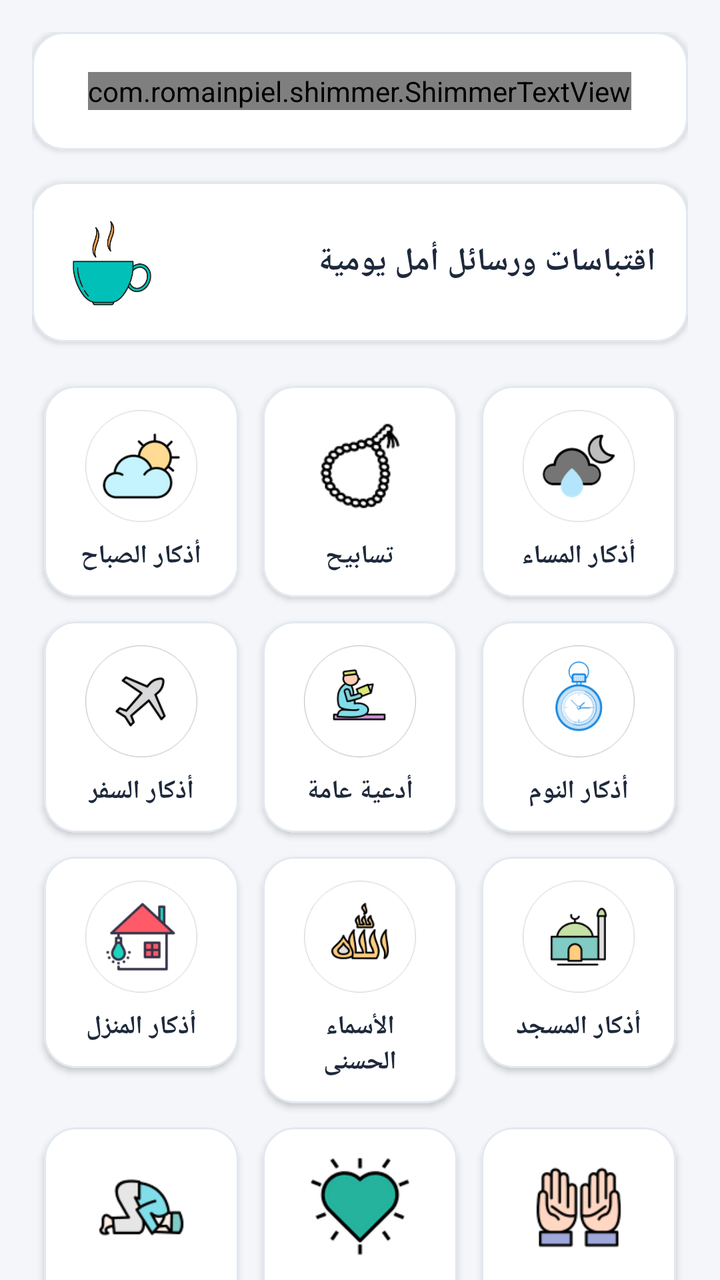
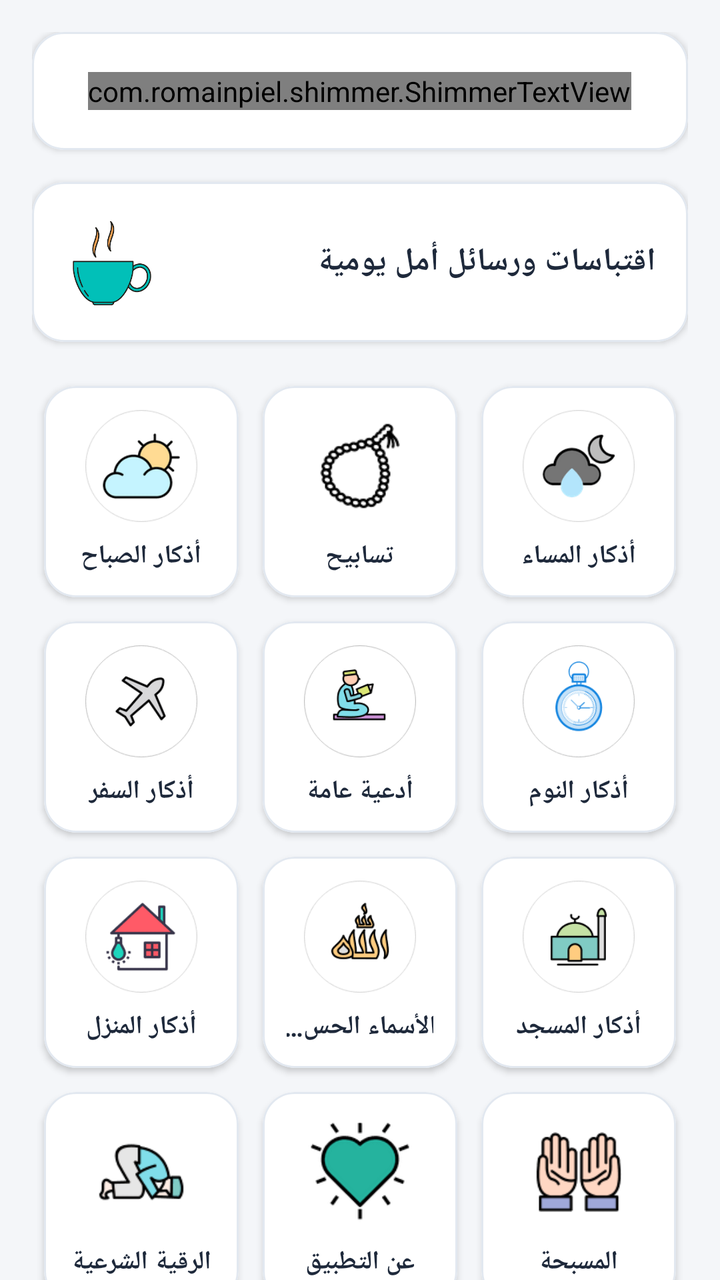

Screens rendered from an Android XML layout before and after an edit, with the pre-edit source and the edit as a unified diff.
<!-- AndroidManifest.xml: application theme AppTheme -->
<!-- res/layout/content_main.xml -->
<?xml version="1.0" encoding="utf-8"?>
<androidx.core.widget.NestedScrollView xmlns:android="http://schemas.android.com/apk/res/android"
    xmlns:app="http://schemas.android.com/apk/res-auto"
    xmlns:tools="http://schemas.android.com/tools"
    android:id="@+id/scrollView"
    android:layout_width="match_parent"
    android:layout_height="match_parent"
    android:background="@color/app_background"
    android:clipToPadding="false"
    android:padding="16dp"
    app:layout_behavior="@string/appbar_scrolling_view_behavior">

    <LinearLayout
        android:layout_width="match_parent"
        android:layout_height="wrap_content"
        android:orientation="vertical">

        
        <com.google.android.material.card.MaterialCardView
            android:layout_width="match_parent"
            android:layout_height="wrap_content"
            android:layout_marginBottom="16dp"
            app:cardBackgroundColor="@color/card_surface"
            app:cardCornerRadius="16dp"
            app:cardElevation="2dp"
            app:strokeColor="@color/card_stroke"
            app:strokeWidth="1dp">

            <LinearLayout
                android:layout_width="match_parent"
                android:layout_height="wrap_content"
                android:gravity="center"
                android:orientation="vertical"
                android:padding="20dp">

                <com.romainpiel.shimmer.ShimmerTextView
                    android:id="@+id/tface"
                    android:layout_width="wrap_content"
                    android:layout_height="wrap_content"
                    android:gravity="center"
                    android:text=" ﴿ و اذكُر ربّكَ إذا نَسيت ﴾ "
                    android:textColor="@color/colorPrimary"
                    android:textSize="22sp"
                    android:textStyle="bold" />

            </LinearLayout>

        </com.google.android.material.card.MaterialCardView>

        
        <com.google.android.material.card.MaterialCardView
            android:layout_width="match_parent"
            android:layout_height="wrap_content"
            android:layout_marginBottom="16dp"
            app:cardBackgroundColor="@color/card_surface"
            app:cardCornerRadius="16dp"
            app:cardElevation="2dp"
            app:strokeColor="@color/card_stroke"
            app:strokeWidth="1dp">

            <LinearLayout
                android:layout_width="match_parent"
                android:layout_height="wrap_content"
                android:gravity="center"
                android:orientation="horizontal"
                android:padding="16dp">

                <ImageView
                    android:id="@+id/qoutes2"
                    android:layout_width="48dp"
                    android:layout_height="48dp"
                    android:src="@drawable/qoutes" />

                <androidx.appcompat.widget.AppCompatTextView
                    android:id="@+id/qoutes"
                    android:layout_width="0dp"
                    android:layout_height="wrap_content"
                    android:layout_marginStart="16dp"
                    android:layout_weight="1"
                    android:fontFamily="@font/ffon1"
                    android:text="اقتباسات ورسائل أمل يومية"
                    android:textColor="@color/text_primary"
                    android:textSize="16sp"
                    android:textStyle="bold" />

            </LinearLayout>

        </com.google.android.material.card.MaterialCardView>

        
        <GridLayout
            android:layout_width="match_parent"
            android:layout_height="wrap_content"
            android:alignmentMode="alignMargins"
            android:columnCount="3"
            android:rowCount="4"
            android:useDefaultMargins="false">

            
            <com.google.android.material.card.MaterialCardView
                android:layout_width="0dp"
                android:layout_height="wrap_content"
                android:layout_columnWeight="1"
                android:layout_margin="6dp"
                app:cardBackgroundColor="@color/card_surface"
                app:cardCornerRadius="16dp"
                app:cardElevation="2dp"
                app:strokeColor="@color/card_stroke"
                app:strokeWidth="1dp">

                <LinearLayout
                    android:layout_width="match_parent"
                    android:layout_height="wrap_content"
                    android:gravity="center"
                    android:orientation="vertical"
                    android:padding="12dp">

                    <ImageView
                        android:id="@+id/imga"
                        android:layout_width="56dp"
                        android:layout_height="56dp"
                        android:src="@drawable/icon_a" />

                    <TextView
                        android:id="@+id/texta"
                        android:layout_width="wrap_content"
                        android:layout_height="wrap_content"
                        android:layout_marginTop="8dp"
                        android:gravity="center"
                        android:text="أذكار الصباح"
                        android:textColor="@color/text_primary"
                        android:textSize="13sp"
                        android:textStyle="bold" />
                </LinearLayout>
            </com.google.android.material.card.MaterialCardView>

            
            <com.google.android.material.card.MaterialCardView
                android:layout_width="0dp"
                android:layout_height="wrap_content"
                android:layout_columnWeight="1"
                android:layout_margin="6dp"
                app:cardBackgroundColor="@color/card_surface"
                app:cardCornerRadius="16dp"
                app:cardElevation="2dp"
                app:strokeColor="@color/card_stroke"
                app:strokeWidth="1dp">

                <LinearLayout
                    android:layout_width="match_parent"
                    android:layout_height="wrap_content"
                    android:gravity="center"
                    android:orientation="vertical"
                    android:padding="12dp">

                    <ImageView
                        android:id="@+id/imgc"
                        android:layout_width="56dp"
                        android:layout_height="56dp"
                        android:src="@drawable/icon_c" />

                    <TextView
                        android:id="@+id/textc"
                        android:layout_width="wrap_content"
                        android:layout_height="wrap_content"
                        android:layout_marginTop="8dp"
                        android:gravity="center"
                        android:text="تسابيح"
                        android:textColor="@color/text_primary"
                        android:textSize="13sp"
                        android:textStyle="bold" />
                </LinearLayout>
            </com.google.android.material.card.MaterialCardView>

            
            <com.google.android.material.card.MaterialCardView
                android:layout_width="0dp"
                android:layout_height="wrap_content"
                android:layout_columnWeight="1"
                android:layout_margin="6dp"
                app:cardBackgroundColor="@color/card_surface"
                app:cardCornerRadius="16dp"
                app:cardElevation="2dp"
                app:strokeColor="@color/card_stroke"
                app:strokeWidth="1dp">

                <LinearLayout
                    android:layout_width="match_parent"
                    android:layout_height="wrap_content"
                    android:gravity="center"
                    android:orientation="vertical"
                    android:padding="12dp">

                    <ImageView
                        android:id="@+id/imgb"
                        android:layout_width="56dp"
                        android:layout_height="56dp"
                        android:src="@drawable/icon_b" />

                    <TextView
                        android:id="@+id/textb"
                        android:layout_width="wrap_content"
                        android:layout_height="wrap_content"
                        android:layout_marginTop="8dp"
                        android:gravity="center"
                        android:text="أذكار المساء"
                        android:textColor="@color/text_primary"
                        android:textSize="13sp"
                        android:textStyle="bold" />
                </LinearLayout>
            </com.google.android.material.card.MaterialCardView>

            
            <com.google.android.material.card.MaterialCardView
                android:layout_width="0dp"
                android:layout_height="wrap_content"
                android:layout_columnWeight="1"
                android:layout_margin="6dp"
                app:cardBackgroundColor="@color/card_surface"
                app:cardCornerRadius="16dp"
                app:cardElevation="2dp"
                app:strokeColor="@color/card_stroke"
                app:strokeWidth="1dp">

                <LinearLayout
                    android:layout_width="match_parent"
                    android:layout_height="wrap_content"
                    android:gravity="center"
                    android:orientation="vertical"
                    android:padding="12dp">

                    <ImageView
                        android:id="@+id/imgd"
                        android:layout_width="56dp"
                        android:layout_height="56dp"
                        android:src="@drawable/icon_d" />

                    <TextView
                        android:id="@+id/textd"
                        android:layout_width="wrap_content"
                        android:layout_height="wrap_content"
                        android:layout_marginTop="8dp"
                        android:gravity="center"
                        android:text="أذكار السفر"
                        android:textColor="@color/text_primary"
                        android:textSize="13sp"
                        android:textStyle="bold" />
                </LinearLayout>
            </com.google.android.material.card.MaterialCardView>

            
            <com.google.android.material.card.MaterialCardView
                android:layout_width="0dp"
                android:layout_height="wrap_content"
                android:layout_columnWeight="1"
                android:layout_margin="6dp"
                app:cardBackgroundColor="@color/card_surface"
                app:cardCornerRadius="16dp"
                app:cardElevation="2dp"
                app:strokeColor="@color/card_stroke"
                app:strokeWidth="1dp">

                <LinearLayout
                    android:layout_width="match_parent"
                    android:layout_height="wrap_content"
                    android:gravity="center"
                    android:orientation="vertical"
                    android:padding="12dp">

                    <ImageView
                        android:id="@+id/imgh"
                        android:layout_width="56dp"
                        android:layout_height="56dp"
                        android:src="@drawable/icon_h" />

                    <TextView
                        android:id="@+id/texth"
                        android:layout_width="wrap_content"
                        android:layout_height="wrap_content"
                        android:layout_marginTop="8dp"
                        android:gravity="center"
                        android:text="أدعية عامة"
                        android:textColor="@color/text_primary"
                        android:textSize="13sp"
                        android:textStyle="bold" />
                </LinearLayout>
            </com.google.android.material.card.MaterialCardView>

            
            <com.google.android.material.card.MaterialCardView
                android:layout_width="0dp"
                android:layout_height="wrap_content"
                android:layout_columnWeight="1"
                android:layout_margin="6dp"
                app:cardBackgroundColor="@color/card_surface"
                app:cardCornerRadius="16dp"
                app:cardElevation="2dp"
                app:strokeColor="@color/card_stroke"
                app:strokeWidth="1dp">

                <LinearLayout
                    android:layout_width="match_parent"
                    android:layout_height="wrap_content"
                    android:gravity="center"
                    android:orientation="vertical"
                    android:padding="12dp">

                    <ImageView
                        android:id="@+id/imgf"
                        android:layout_width="56dp"
                        android:layout_height="56dp"
                        android:src="@drawable/icon_f" />

                    <TextView
                        android:id="@+id/textf"
                        android:layout_width="wrap_content"
                        android:layout_height="wrap_content"
                        android:layout_marginTop="8dp"
                        android:gravity="center"
                        android:text="أذكار النوم"
                        android:textColor="@color/text_primary"
                        android:textSize="13sp"
                        android:textStyle="bold" />
                </LinearLayout>
            </com.google.android.material.card.MaterialCardView>

            
            <com.google.android.material.card.MaterialCardView
                android:layout_width="0dp"
                android:layout_height="wrap_content"
                android:layout_columnWeight="1"
                android:layout_margin="6dp"
                app:cardBackgroundColor="@color/card_surface"
                app:cardCornerRadius="16dp"
                app:cardElevation="2dp"
                app:strokeColor="@color/card_stroke"
                app:strokeWidth="1dp">

                <LinearLayout
                    android:layout_width="match_parent"
                    android:layout_height="wrap_content"
                    android:gravity="center"
                    android:orientation="vertical"
                    android:padding="12dp">

                    <ImageView
                        android:id="@+id/imgg"
                        android:layout_width="56dp"
                        android:layout_height="56dp"
                        android:src="@drawable/icon_g" />

                    <TextView
                        android:id="@+id/textg"
                        android:layout_width="wrap_content"
                        android:layout_height="wrap_content"
                        android:layout_marginTop="8dp"
                        android:gravity="center"
                        android:text="أذكار المنزل"
                        android:textColor="@color/text_primary"
                        android:textSize="13sp"
                        android:textStyle="bold" />
                </LinearLayout>
            </com.google.android.material.card.MaterialCardView>

            
            <com.google.android.material.card.MaterialCardView
                android:layout_width="0dp"
                android:layout_height="wrap_content"
                android:layout_columnWeight="1"
                android:layout_margin="6dp"
                app:cardBackgroundColor="@color/card_surface"
                app:cardCornerRadius="16dp"
                app:cardElevation="2dp"
                app:strokeColor="@color/card_stroke"
                app:strokeWidth="1dp">

                <LinearLayout
                    android:layout_width="match_parent"
                    android:layout_height="wrap_content"
                    android:gravity="center"
                    android:orientation="vertical"
                    android:padding="12dp">

                    <ImageView
                        android:id="@+id/imgi"
                        android:layout_width="56dp"
                        android:layout_height="56dp"
                        android:src="@drawable/icon_i" />

                    <TextView
                        android:id="@+id/texti"
                        android:layout_width="wrap_content"
                        android:layout_height="wrap_content"
                        android:layout_marginTop="8dp"
                        android:gravity="center"
                        android:text="الأسماء الحسنى"
                        android:textColor="@color/text_primary"
                        android:textSize="13sp"
                        android:textStyle="bold" />
                </LinearLayout>
            </com.google.android.material.card.MaterialCardView>

            
            <com.google.android.material.card.MaterialCardView
                android:layout_width="0dp"
                android:layout_height="wrap_content"
                android:layout_columnWeight="1"
                android:layout_margin="6dp"
                app:cardBackgroundColor="@color/card_surface"
                app:cardCornerRadius="16dp"
                app:cardElevation="2dp"
                app:strokeColor="@color/card_stroke"
                app:strokeWidth="1dp">

                <LinearLayout
                    android:layout_width="match_parent"
                    android:layout_height="wrap_content"
                    android:gravity="center"
                    android:orientation="vertical"
                    android:padding="12dp">

                    <ImageView
                        android:id="@+id/imge"
                        android:layout_width="56dp"
                        android:layout_height="56dp"
                        android:src="@drawable/icon_e" />

                    <TextView
                        android:id="@+id/texte"
                        android:layout_width="wrap_content"
                        android:layout_height="wrap_content"
                        android:layout_marginTop="8dp"
                        android:gravity="center"
                        android:text="أذكار المسجد"
                        android:textColor="@color/text_primary"
                        android:textSize="13sp"
                        android:textStyle="bold" />
                </LinearLayout>
            </com.google.android.material.card.MaterialCardView>

            
            <com.google.android.material.card.MaterialCardView
                android:layout_width="0dp"
                android:layout_height="wrap_content"
                android:layout_columnWeight="1"
                android:layout_margin="6dp"
                app:cardBackgroundColor="@color/card_surface"
                app:cardCornerRadius="16dp"
                app:cardElevation="2dp"
                app:strokeColor="@color/card_stroke"
                app:strokeWidth="1dp">

                <LinearLayout
                    android:layout_width="match_parent"
                    android:layout_height="wrap_content"
                    android:gravity="center"
                    android:orientation="vertical"
                    android:padding="12dp">

                    <ImageView
                        android:id="@+id/roqia"
                        android:layout_width="56dp"
                        android:layout_height="56dp"
                        android:src="@drawable/img_m6" />

                    <TextView
                        android:id="@+id/roqia2"
                        android:layout_width="wrap_content"
                        android:layout_height="wrap_content"
                        android:layout_marginTop="8dp"
                        android:gravity="center"
                        android:text="الرقية الشرعية"
                        android:textColor="@color/text_primary"
                        android:textSize="13sp"
                        android:textStyle="bold" />
                </LinearLayout>
            </com.google.android.material.card.MaterialCardView>

            
            <com.google.android.material.card.MaterialCardView
                android:layout_width="0dp"
                android:id="@+id/about"
                android:layout_height="wrap_content"
                android:layout_columnWeight="1"
                android:layout_margin="6dp"
                app:cardBackgroundColor="@color/card_surface"
                app:cardCornerRadius="16dp"
                app:cardElevation="2dp"
                app:strokeColor="@color/card_stroke"
                app:strokeWidth="1dp">

                <LinearLayout
                    android:layout_width="match_parent"
                    android:layout_height="wrap_content"
                    android:gravity="center"
                    android:orientation="vertical"
                    android:padding="12dp">

                    <ImageView
                        android:layout_width="56dp"
                        android:layout_height="56dp"
                        android:src="@drawable/img_m8" />

                    <TextView
                        android:layout_width="wrap_content"
                        android:layout_height="wrap_content"
                        android:layout_marginTop="8dp"
                        android:gravity="center"
                        android:text="عن التطبيق"
                        android:textColor="@color/text_primary"
                        android:textSize="13sp"
                        android:textStyle="bold" />
                </LinearLayout>
            </com.google.android.material.card.MaterialCardView>

            
            <com.google.android.material.card.MaterialCardView
                android:layout_width="0dp"
                android:layout_height="wrap_content"
                android:layout_columnWeight="1"
                android:layout_margin="6dp"
                app:cardBackgroundColor="@color/card_surface"
                app:cardCornerRadius="16dp"
                app:cardElevation="2dp"
                app:strokeColor="@color/card_stroke"
                app:strokeWidth="1dp">

                <LinearLayout
                    android:layout_width="match_parent"
                    android:layout_height="wrap_content"
                    android:gravity="center"
                    android:orientation="vertical"
                    android:padding="12dp">

                    <ImageView
                        android:id="@+id/masbaha"
                        android:layout_width="56dp"
                        android:layout_height="56dp"
                        android:src="@drawable/img_m3" />

                    <TextView
                        android:id="@+id/masbaha2"
                        android:layout_width="wrap_content"
                        android:layout_height="wrap_content"
                        android:layout_marginTop="8dp"
                        android:gravity="center"
                        android:text="المسبحة"
                        android:textColor="@color/text_primary"
                        android:textSize="13sp"
                        android:textStyle="bold" />
                </LinearLayout>
            </com.google.android.material.card.MaterialCardView>

        </GridLayout>

    </LinearLayout>

</androidx.core.widget.NestedScrollView>
<!-- resources referenced by this layout -->
<resources>
  <color name="app_background">#F4F6F9</color>
  <color name="card_stroke">#E2E8F0</color>
  <color name="card_surface">#FFFFFF</color>
  <color name="colorPrimary">#0D5C63</color>
  <color name="text_primary">#1E293B</color>
  <!-- drawable icon_a: png bitmap (drawable, 2642 bytes) -->
  <!-- drawable icon_b: png bitmap (drawable, 2736 bytes) -->
  <!-- drawable icon_c: png bitmap (drawable, 1137 bytes) -->
  <!-- drawable icon_d: png bitmap (drawable, 2290 bytes) -->
  <!-- drawable icon_e: png bitmap (drawable, 1696 bytes) -->
  <!-- drawable icon_f: png bitmap (drawable, 2668 bytes) -->
  <!-- drawable icon_g: png bitmap (drawable, 2298 bytes) -->
  <!-- drawable icon_h: png bitmap (drawable, 2608 bytes) -->
  <!-- drawable icon_i: png bitmap (drawable, 2355 bytes) -->
  <!-- drawable img_m3: png bitmap (drawable, 1300 bytes) -->
  <!-- drawable img_m6: png bitmap (drawable, 1216 bytes) -->
  <!-- drawable img_m8: png bitmap (drawable, 1204 bytes) -->
  <!-- drawable qoutes: png bitmap (drawable, 2525 bytes) -->
  <style name="AppTheme" parent="Theme.MaterialComponents.DayNight.NoActionBar">
          <item name="colorPrimary">@color/colorPrimary</item>
          <item name="colorPrimaryDark">@color/colorPrimaryDark</item>
          <item name="colorAccent">@color/colorAccent</item>
          <item name="android:windowBackground">@color/app_background</item>
      </style>
  <color name="colorPrimaryDark">#093F44</color>
  <color name="colorAccent">#C68B59</color>
</resources>

<!-- the commit's change to res/layout/content_main.xml (unified diff, before → after) -->
@@ -49,6 +49,7 @@
 
         
         <com.google.android.material.card.MaterialCardView
+            android:id="@+id/cardQoutes"
             android:layout_width="match_parent"
             android:layout_height="wrap_content"
             android:layout_marginBottom="16dp"
@@ -98,6 +99,7 @@
 
             
             <com.google.android.material.card.MaterialCardView
+                android:id="@+id/cardA"
                 android:layout_width="0dp"
                 android:layout_height="wrap_content"
                 android:layout_columnWeight="1"
@@ -136,6 +138,7 @@
 
             
             <com.google.android.material.card.MaterialCardView
+                android:id="@+id/cardC"
                 android:layout_width="0dp"
                 android:layout_height="wrap_content"
                 android:layout_columnWeight="1"
@@ -174,6 +177,7 @@
 
             
             <com.google.android.material.card.MaterialCardView
+                android:id="@+id/cardB"
                 android:layout_width="0dp"
                 android:layout_height="wrap_content"
                 android:layout_columnWeight="1"
@@ -212,6 +216,7 @@
 
             
             <com.google.android.material.card.MaterialCardView
+                android:id="@+id/cardD"
                 android:layout_width="0dp"
                 android:layout_height="wrap_content"
                 android:layout_columnWeight="1"
@@ -250,6 +255,7 @@
 
             
             <com.google.android.material.card.MaterialCardView
+                android:id="@+id/cardH"
                 android:layout_width="0dp"
                 android:layout_height="wrap_content"
                 android:layout_columnWeight="1"
@@ -288,6 +294,7 @@
 
             
             <com.google.android.material.card.MaterialCardView
+                android:id="@+id/cardF"
                 android:layout_width="0dp"
                 android:layout_height="wrap_content"
                 android:layout_columnWeight="1"
@@ -326,6 +333,7 @@
 
             
             <com.google.android.material.card.MaterialCardView
+                android:id="@+id/cardG"
                 android:layout_width="0dp"
                 android:layout_height="wrap_content"
                 android:layout_columnWeight="1"
@@ -364,6 +372,7 @@
 
             
             <com.google.android.material.card.MaterialCardView
+                android:id="@+id/cardI"
                 android:layout_width="0dp"
                 android:layout_height="wrap_content"
                 android:layout_columnWeight="1"
@@ -393,6 +402,8 @@
                         android:layout_height="wrap_content"
                         android:layout_marginTop="8dp"
                         android:gravity="center"
+                        android:maxLines="1"
+                        android:ellipsize="end"
                         android:text="الأسماء الحسنى"
                         android:textColor="@color/text_primary"
                         android:textSize="13sp"
@@ -402,6 +413,7 @@
 
             
             <com.google.android.material.card.MaterialCardView
+                android:id="@+id/cardE"
                 android:layout_width="0dp"
                 android:layout_height="wrap_content"
                 android:layout_columnWeight="1"
@@ -440,6 +452,7 @@
 
             
             <com.google.android.material.card.MaterialCardView
+                android:id="@+id/cardRoqia"
                 android:layout_width="0dp"
                 android:layout_height="wrap_content"
                 android:layout_columnWeight="1"
@@ -515,6 +528,7 @@
 
             
             <com.google.android.material.card.MaterialCardView
+                android:id="@+id/cardMasbaha"
                 android:layout_width="0dp"
                 android:layout_height="wrap_content"
                 android:layout_columnWeight="1"
